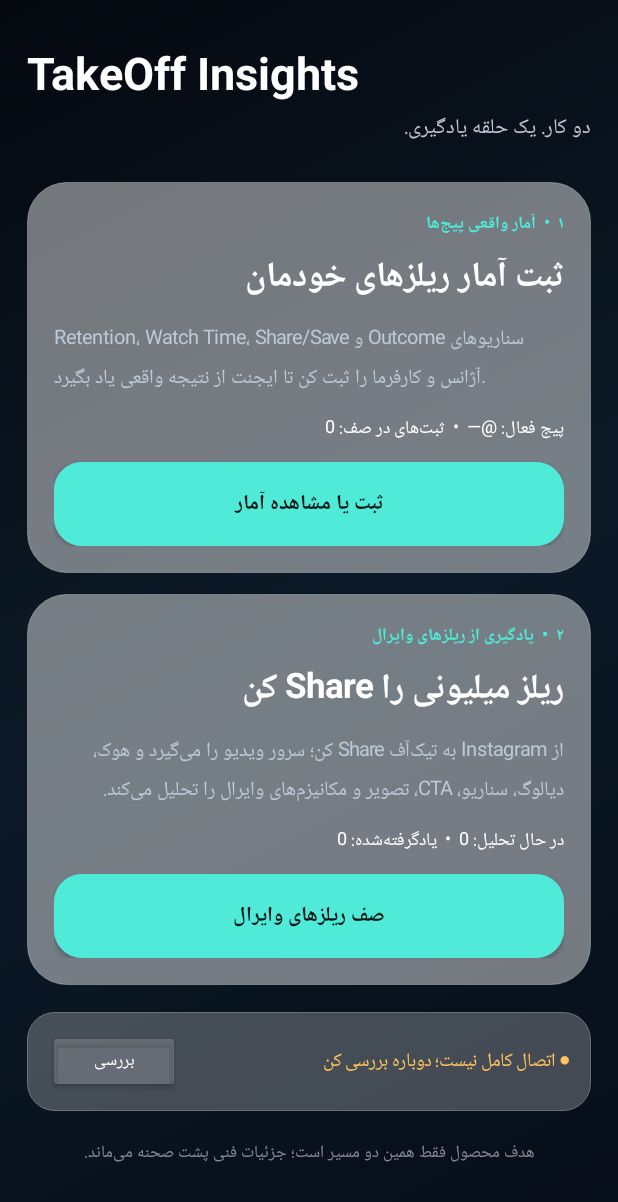
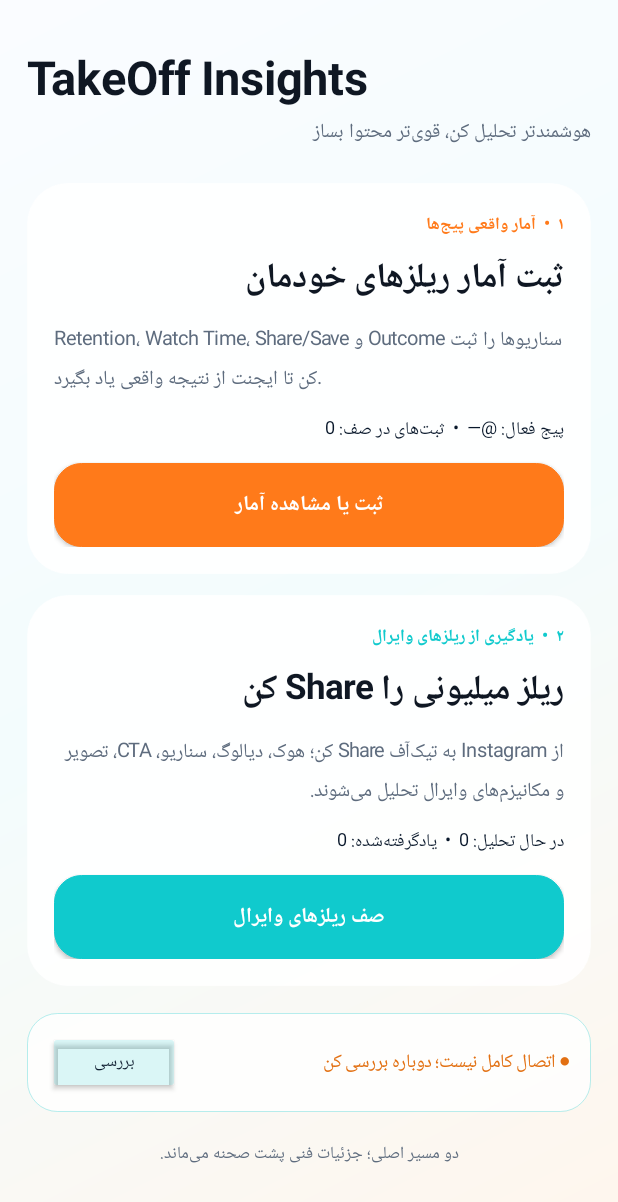
Before and after one commit to iranzakerb-ai/takeoff-android-builder, an Android app: the screen it shows after launch (GlassHomeActivity), on a phone screen of 412 x 824 dp. Shown: the top 1202 px of the screen. Run offline under Robolectric (Android 15) with nearby library versions, the light colour scheme and no system bars.

Commit message:
ui: apply white orange teal glass motion home

```diff
--- a/app/src/main/java/ai/takeoff/insightscompanion/GlassHomeActivity.kt
+++ b/app/src/main/java/ai/takeoff/insightscompanion/GlassHomeActivity.kt
@@ -2,7 +2,6 @@ package ai.takeoff.insightscompanion
 
 import android.Manifest
 import android.app.Activity
-import android.content.Context
 import android.content.Intent
 import android.content.pm.PackageManager
 import android.content.res.ColorStateList
@@ -13,6 +12,7 @@ import android.os.Build
 import android.os.Bundle
 import android.view.Gravity
 import android.view.View
+import android.view.animation.DecelerateInterpolator
 import android.widget.Button
 import android.widget.LinearLayout
 import android.widget.ScrollView
@@ -20,25 +20,30 @@ import android.widget.TextView
 import org.json.JSONObject
 
 class GlassHomeActivity : Activity() {
-    private val bg0 = Color.rgb(5, 8, 15)
-    private val bg1 = Color.rgb(12, 26, 39)
-    private val glass = Color.argb(82, 255, 255, 255)
-    private val glassStrong = Color.argb(112, 255, 255, 255)
-    private val border = Color.argb(78, 255, 255, 255)
-    private val accent = Color.rgb(79, 235, 216)
-    private val muted = Color.rgb(188, 200, 214)
-    private val success = Color.rgb(102, 235, 173)
-    private val warning = Color.rgb(255, 194, 92)
+    private val white = Color.rgb(250, 252, 255)
+    private val ink = Color.rgb(15, 23, 35)
+    private val muted = Color.rgb(94, 108, 126)
+    private val orange = Color.rgb(255, 122, 26)
+    private val teal = Color.rgb(16, 202, 205)
+    private val navy = Color.rgb(9, 24, 43)
+    private val glass = Color.argb(210, 255, 255, 255)
+    private val glassStrong = Color.argb(238, 255, 255, 255)
+    private val border = Color.argb(115, 255, 255, 255)
+    private val success = Color.rgb(0, 154, 137)
+    private val warning = Color.rgb(226, 112, 18)
 
     private lateinit var statusText: TextView
     private lateinit var ownerCount: TextView
     private lateinit var viralCount: TextView
+    private lateinit var motionRoot: LinearLayout
 
     override fun onCreate(savedInstanceState: Bundle?) {
         super.onCreate(savedInstanceState)
         window.statusBarColor = Color.TRANSPARENT
-        window.navigationBarColor = bg0
+        window.navigationBarColor = white
+        window.decorView.systemUiVisibility = View.SYSTEM_UI_FLAG_LIGHT_STATUS_BAR
         setContentView(buildUi())
+        playEntrance()
         ensureNotificationPermission()
         recoverOldPublicShareFailures()
         refreshLocal()
@@ -52,157 +57,95 @@ class GlassHomeActivity : Activity() {
     }
 
     private fun ensureNotificationPermission() {
-        if (Build.VERSION.SDK_INT >= Build.VERSION_CODES.TIRAMISU &&
-            checkSelfPermission(Manifest.permission.POST_NOTIFICATIONS) != PackageManager.PERMISSION_GRANTED
-        ) {
+        if (Build.VERSION.SDK_INT >= Build.VERSION_CODES.TIRAMISU && checkSelfPermission(Manifest.permission.POST_NOTIFICATIONS) != PackageManager.PERMISSION_GRANTED) {
             requestPermissions(arrayOf(Manifest.permission.POST_NOTIFICATIONS), 1201)
         }
     }
 
     private fun recoverOldPublicShareFailures() {
-        SharedMediaQueue(this).recoverLegacyCredentialFailures().forEach {
-            SharedMediaWork.enqueue(this, it)
-        }
+        SharedMediaQueue(this).recoverLegacyCredentialFailures().forEach { SharedMediaWork.enqueue(this, it) }
     }
 
     private fun buildUi(): View {
         val scroll = ScrollView(this).apply {
             isFillViewport = true
-            background = GradientDrawable(
-                GradientDrawable.Orientation.TL_BR,
-                intArrayOf(bg0, bg1, Color.rgb(6, 13, 25)),
-            )
+            background = GradientDrawable(GradientDrawable.Orientation.TL_BR, intArrayOf(white, Color.rgb(243, 252, 253), Color.rgb(255, 246, 237)))
         }
-        val root = LinearLayout(this).apply {
+        motionRoot = LinearLayout(this).apply {
             orientation = LinearLayout.VERTICAL
             layoutDirection = View.LAYOUT_DIRECTION_RTL
-            setPadding(dp(18), dp(28), dp(18), dp(30))
+            setPadding(dp(18), dp(30), dp(18), dp(30))
         }
-
-        root.addView(TextView(this).apply {
+        motionRoot.addView(TextView(this).apply {
             text = "TakeOff Insights"
-            textSize = 30f
-            setTextColor(Color.WHITE)
+            textSize = 31f
+            setTextColor(ink)
             typeface = Typeface.DEFAULT_BOLD
             gravity = Gravity.START
         })
-        root.addView(TextView(this).apply {
-            text = "دو کار. یک حلقه یادگیری."
-            textSize = 14f
+        motionRoot.addView(TextView(this).apply {
+            text = "هوشمندتر تحلیل کن، قوی‌تر محتوا بساز"
+            textSize = 13.5f
             setTextColor(muted)
             gravity = Gravity.START
-            setPadding(0, dp(5), 0, dp(24))
+            setPadding(0, dp(5), 0, dp(22))
         })
-
-        root.addView(actionCard(
-            eyebrow = "۱  •  آمار واقعی پیج‌ها",
-            title = "ثبت آمار ریلزهای خودمان",
-            body = "Retention، Watch Time، Share/Save و Outcome سناریوهای آژانس و کارفرما را ثبت کن تا ایجنت از نتیجه واقعی یاد بگیرد.",
-            buttonText = "ثبت یا مشاهده آمار",
-            onClick = { startActivity(Intent(this, MainActivity::class.java)) },
-        ).also { card ->
-            ownerCount = card.findViewWithTag("count")
-        }, margin(dp(14)))
-
-        root.addView(actionCard(
-            eyebrow = "۲  •  یادگیری از ریلزهای وایرال",
-            title = "ریلز میلیونی را Share کن",
-            body = "از Instagram به تیک‌آف Share کن؛ سرور ویدیو را می‌گیرد و هوک، دیالوگ، سناریو، CTA، تصویر و مکانیزم‌های وایرال را تحلیل می‌کند.",
-            buttonText = "صف ریلزهای وایرال",
-            onClick = { startActivity(Intent(this, ViralShareActivity::class.java)) },
-        ).also { card ->
-            viralCount = card.findViewWithTag("count")
-        }, margin(dp(18)))
+        motionRoot.addView(actionCard("۱  •  آمار واقعی پیج‌ها", "ثبت آمار ریلزهای خودمان", "Retention، Watch Time، Share/Save و Outcome سناریوها را ثبت کن تا ایجنت از نتیجه واقعی یاد بگیرد.", "ثبت یا مشاهده آمار", orange) {
+            launchWithFade(Intent(this, MainActivity::class.java))
+        }.also { ownerCount = it.findViewWithTag("count") }, margin(dp(14)))
+        motionRoot.addView(actionCard("۲  •  یادگیری از ریلزهای وایرال", "ریلز میلیونی را Share کن", "از Instagram به تیک‌آف Share کن؛ هوک، دیالوگ، سناریو، CTA، تصویر و مکانیزم‌های وایرال تحلیل می‌شوند.", "صف ریلزهای وایرال", teal) {
+            launchWithFade(Intent(this, ViralShareActivity::class.java))
+        }.also { viralCount = it.findViewWithTag("count") }, margin(dp(18)))
 
         val status = LinearLayout(this).apply {
             orientation = LinearLayout.HORIZONTAL
             gravity = Gravity.CENTER_VERTICAL
             layoutDirection = View.LAYOUT_DIRECTION_RTL
             setPadding(dp(14), dp(12), dp(14), dp(12))
-            background = rounded(Color.argb(62, 255, 255, 255), 18, border)
+            background = rounded(glass, 20, Color.argb(75, 16, 202, 205))
+            elevation = dp(3).toFloat()
         }
-        statusText = TextView(this).apply {
-            text = "در حال بررسی اتصال…"
-            textSize = 12.5f
-            setTextColor(muted)
-            gravity = Gravity.START
-        }
+        statusText = TextView(this).apply { text = "در حال بررسی اتصال…"; textSize = 12.5f; setTextColor(muted); gravity = Gravity.START }
         status.addView(statusText, LinearLayout.LayoutParams(0, -2, 1f))
         status.addView(Button(this).apply {
-            text = "بررسی"
-            isAllCaps = false
-            textSize = 11.5f
-            setTextColor(Color.WHITE)
-            backgroundTintList = ColorStateList.valueOf(Color.argb(45, 255, 255, 255))
-            setOnClickListener { refreshServer() }
+            text = "بررسی"; isAllCaps = false; textSize = 11.5f; setTextColor(navy)
+            backgroundTintList = ColorStateList.valueOf(Color.argb(38, 16, 202, 205))
+            setOnClickListener { tapMotion(this); refreshServer() }
         }, LinearLayout.LayoutParams(dp(88), dp(42)))
-        root.addView(status)
-
-        root.addView(TextView(this).apply {
-            text = "هدف محصول فقط همین دو مسیر است؛ جزئیات فنی پشت صحنه می‌ماند."
-            textSize = 11.5f
-            setTextColor(Color.argb(170, 188, 200, 214))
-            gravity = Gravity.CENTER
-            setPadding(dp(10), dp(18), dp(10), 0)
+        motionRoot.addView(status)
+        motionRoot.addView(TextView(this).apply {
+            text = "دو مسیر اصلی؛ جزئیات فنی پشت صحنه می‌ماند."
+            textSize = 11.5f; setTextColor(muted); gravity = Gravity.CENTER; setPadding(dp(10), dp(18), dp(10), 0)
         })
-
-        scroll.addView(root)
+        scroll.addView(motionRoot)
         return scroll
     }
 
-    private fun actionCard(
-        eyebrow: String,
-        title: String,
-        body: String,
-        buttonText: String,
-        onClick: () -> Unit,
-    ): LinearLayout = LinearLayout(this).apply {
-        orientation = LinearLayout.VERTICAL
-        layoutDirection = View.LAYOUT_DIRECTION_RTL
-        setPadding(dp(18), dp(18), dp(18), dp(18))
-        background = rounded(glassStrong, 26, border)
-        elevation = dp(5).toFloat()
+    private fun actionCard(eyebrow: String, title: String, body: String, buttonText: String, accent: Int, onClick: () -> Unit): LinearLayout = LinearLayout(this).apply {
+        orientation = LinearLayout.VERTICAL; layoutDirection = View.LAYOUT_DIRECTION_RTL; setPadding(dp(18), dp(18), dp(18), dp(18))
+        background = rounded(glassStrong, 27, border); elevation = dp(7).toFloat()
+        addView(TextView(this@GlassHomeActivity).apply { text = eyebrow; textSize = 11.5f; setTextColor(accent); typeface = Typeface.DEFAULT_BOLD; gravity = Gravity.START })
+        addView(TextView(this@GlassHomeActivity).apply { text = title; textSize = 23f; setTextColor(ink); typeface = Typeface.DEFAULT_BOLD; gravity = Gravity.START; setPadding(0, dp(7), 0, 0) })
+        addView(TextView(this@GlassHomeActivity).apply { text = body; textSize = 13f; setTextColor(muted); gravity = Gravity.START; setLineSpacing(0f, 1.2f); setPadding(0, dp(10), 0, dp(12)) })
+        addView(TextView(this@GlassHomeActivity).apply { tag = "count"; textSize = 12f; setTextColor(navy); gravity = Gravity.START; setPadding(0, 0, 0, dp(12)) })
+        addView(Button(this@GlassHomeActivity).apply {
+            text = buttonText; isAllCaps = false; textSize = 14f; typeface = Typeface.DEFAULT_BOLD; setTextColor(Color.WHITE); background = rounded(accent, 18, accent)
+            setOnClickListener { tapMotion(this); postDelayed({ onClick() }, 110) }
+        }, LinearLayout.LayoutParams(-1, dp(56)))
+    }
 
-        addView(TextView(this@GlassHomeActivity).apply {
-            text = eyebrow
-            textSize = 11.5f
-            setTextColor(accent)
-            typeface = Typeface.DEFAULT_BOLD
-            gravity = Gravity.START
-        })
-        addView(TextView(this@GlassHomeActivity).apply {
-            text = title
-            textSize = 23f
-            setTextColor(Color.WHITE)
-            typeface = Typeface.DEFAULT_BOLD
-            gravity = Gravity.START
-            setPadding(0, dp(7), 0, 0)
-        })
-        addView(TextView(this@GlassHomeActivity).apply {
-            text = body
-            textSize = 13f
-            setTextColor(muted)
-            gravity = Gravity.START
-            setLineSpacing(0f, 1.2f)
-            setPadding(0, dp(10), 0, dp(12))
-        })
-        addView(TextView(this@GlassHomeActivity).apply {
-            tag = "count"
-            text = ""
-            textSize = 12f
-            setTextColor(Color.WHITE)
-            gravity = Gravity.START
-            setPadding(0, 0, 0, dp(12))
-        })
-        addView(Button(this@GlassHomeActivity).apply {
-            text = buttonText
-            isAllCaps = false
-            textSize = 14f
-            typeface = Typeface.DEFAULT_BOLD
-            setTextColor(Color.rgb(4, 24, 24))
-            background = rounded(accent, 18, accent)
-            setOnClickListener { onClick() }
-        }, LinearLayout.LayoutParams(-1, dp(56)))
+    private fun playEntrance() {
+        motionRoot.alpha = 0f; motionRoot.translationY = dp(24).toFloat(); motionRoot.scaleX = .985f; motionRoot.scaleY = .985f
+        motionRoot.animate().alpha(1f).translationY(0f).scaleX(1f).scaleY(1f).setDuration(620).setInterpolator(DecelerateInterpolator()).start()
+    }
+
+    private fun tapMotion(view: View) {
+        view.animate().scaleX(.97f).scaleY(.97f).alpha(.82f).setDuration(80).withEndAction { view.animate().scaleX(1f).scaleY(1f).alpha(1f).setDuration(150).start() }.start()
+    }
+
+    private fun launchWithFade(intent: Intent) {
+        startActivity(intent)
+        overridePendingTransition(android.R.anim.fade_in, android.R.anim.fade_out)
     }
 
     private fun refreshLocal() {
@@ -210,51 +153,28 @@ class GlassHomeActivity : Activity() {
         val ownerQueue = PayloadQueue(this).size()
         val account = runCatching { ManagedAccountStore(this).selected()?.normalizedHandle }.getOrNull().orEmpty()
         ownerCount.text = "پیج فعال: @${account.ifBlank { "—" }}  •  ثبت‌های در صف: $ownerQueue"
-
-        val items = SharedMediaQueue(this).all()
-        val active = items.count { it.status in setOf("queued", "submitting", "processing", "failed") }
-        val done = items.count { it.status == "completed" }
-        val errors = items.count { it.status == "dead_letter" }
+        val items = SharedMediaQueue(this).all(); val active = items.count { it.status in setOf("queued", "submitting", "processing", "failed") }; val done = items.count { it.status == "completed" }; val errors = items.count { it.status == "dead_letter" }
         viralCount.text = "در حال تحلیل: $active  •  یادگرفته‌شده: $done${if (errors > 0) "  •  نیاز به تلاش مجدد: $errors" else ""}"
     }
 
     private fun refreshServer() {
         if (!::statusText.isInitialized) return
-        statusText.text = "در حال بررسی اتصال…"
-        statusText.setTextColor(muted)
+        statusText.text = "در حال بررسی اتصال…"; statusText.setTextColor(muted)
         val endpoint = PayloadClient.VIRAL_PRODUCTION_ENDPOINT
         Thread {
             val health = runCatching {
-                val url = java.net.URL(endpoint.trimEnd('/') + "/v4/media-jobs/health")
-                val conn = url.openConnection() as java.net.HttpURLConnection
-                conn.connectTimeout = 15_000
-                conn.readTimeout = 20_000
-                conn.requestMethod = "GET"
-                try {
-                    val code = conn.responseCode
-                    val body = (if (code in 200..299) conn.inputStream else conn.errorStream)
-                        ?.bufferedReader()?.use { it.readText() }.orEmpty()
-                    code to body
-                } finally {
-                    conn.disconnect()
-                }
+                val conn = java.net.URL(endpoint.trimEnd('/') + "/v4/media-jobs/health").openConnection() as java.net.HttpURLConnection
+                conn.connectTimeout = 15_000; conn.readTimeout = 20_000; conn.requestMethod = "GET"
+                try { val code = conn.responseCode; val body = (if (code in 200..299) conn.inputStream else conn.errorStream)?.bufferedReader()?.use { it.readText() }.orEmpty(); code to body } finally { conn.disconnect() }
             }.getOrNull()
             runOnUiThread {
-                val h = health?.second?.let { runCatching { JSONObject(it) }.getOrNull() }
-                val ok = health?.first in 200..299 && h?.optBoolean("ok", false) == true
-                statusText.text = if (ok) "● سیستم آماده و متصل است" else "● اتصال کامل نیست؛ دوباره بررسی کن"
-                statusText.setTextColor(if (ok) success else warning)
+                val h = health?.second?.let { runCatching { JSONObject(it) }.getOrNull() }; val ok = health?.first in 200..299 && h?.optBoolean("ok", false) == true
+                statusText.animate().alpha(0f).setDuration(110).withEndAction { statusText.text = if (ok) "● سیستم آماده و متصل است" else "● اتصال کامل نیست؛ دوباره بررسی کن"; statusText.setTextColor(if (ok) success else warning); statusText.animate().alpha(1f).setDuration(220).start() }.start()
             }
         }.start()
     }
 
-    private fun rounded(fill: Int, radius: Int, stroke: Int) = GradientDrawable().apply {
-        shape = GradientDrawable.RECTANGLE
-        setColor(fill)
-        cornerRadius = dp(radius).toFloat()
-        setStroke(dp(1), stroke)
-    }
-
+    private fun rounded(fill: Int, radius: Int, stroke: Int) = GradientDrawable().apply { shape = GradientDrawable.RECTANGLE; setColor(fill); cornerRadius = dp(radius).toFloat(); setStroke(dp(1), stroke) }
     private fun margin(bottom: Int) = LinearLayout.LayoutParams(-1, -2).apply { bottomMargin = bottom }
     private fun dp(value: Int) = (value * resources.displayMetrics.density).toInt()
 }
```
